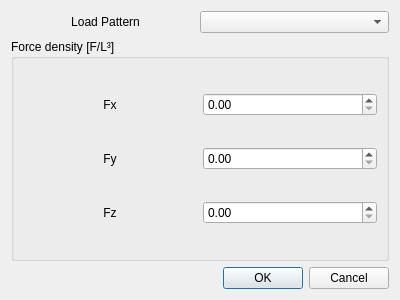
Qt form gui/ui/DomainLoadsDialog.ui (ruimaciel/femp) before a commit.
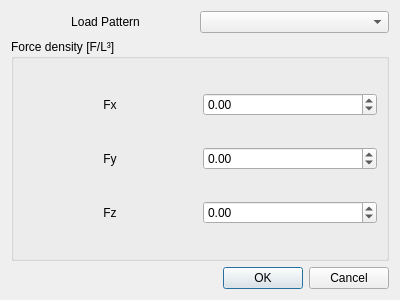
The same form after that commit.

Commit message: Tweaked the scaling dialog

Diff of the .ui file:
```diff
--- a/gui/ui/DomainLoadsDialog.ui
+++ b/gui/ui/DomainLoadsDialog.ui
@@ -69,8 +69,11 @@
         </item>
         <item>
          <widget class="QDoubleSpinBox" name="doubleSpinBoxFx">
+          <property name="minimum">
+           <double>-1000000000.000000000000000</double>
+          </property>
           <property name="maximum">
-           <double>1000.000000000000000</double>
+           <double>1000000000.000000000000000</double>
           </property>
          </widget>
         </item>
@@ -93,8 +96,11 @@
         </item>
         <item>
          <widget class="QDoubleSpinBox" name="doubleSpinBoxFy">
+          <property name="minimum">
+           <double>-1000000000.000000000000000</double>
+          </property>
           <property name="maximum">
-           <double>1000.000000000000000</double>
+           <double>1000000000.000000000000000</double>
           </property>
          </widget>
         </item>
@@ -117,8 +123,11 @@
         </item>
         <item>
          <widget class="QDoubleSpinBox" name="doubleSpinBoxFz">
+          <property name="minimum">
+           <double>-1000000000.000000000000000</double>
+          </property>
           <property name="maximum">
-           <double>1000.000000000000000</double>
+           <double>1000000000.000000000000000</double>
           </property>
          </widget>
         </item>
```
The commit also changes 1 other file.
